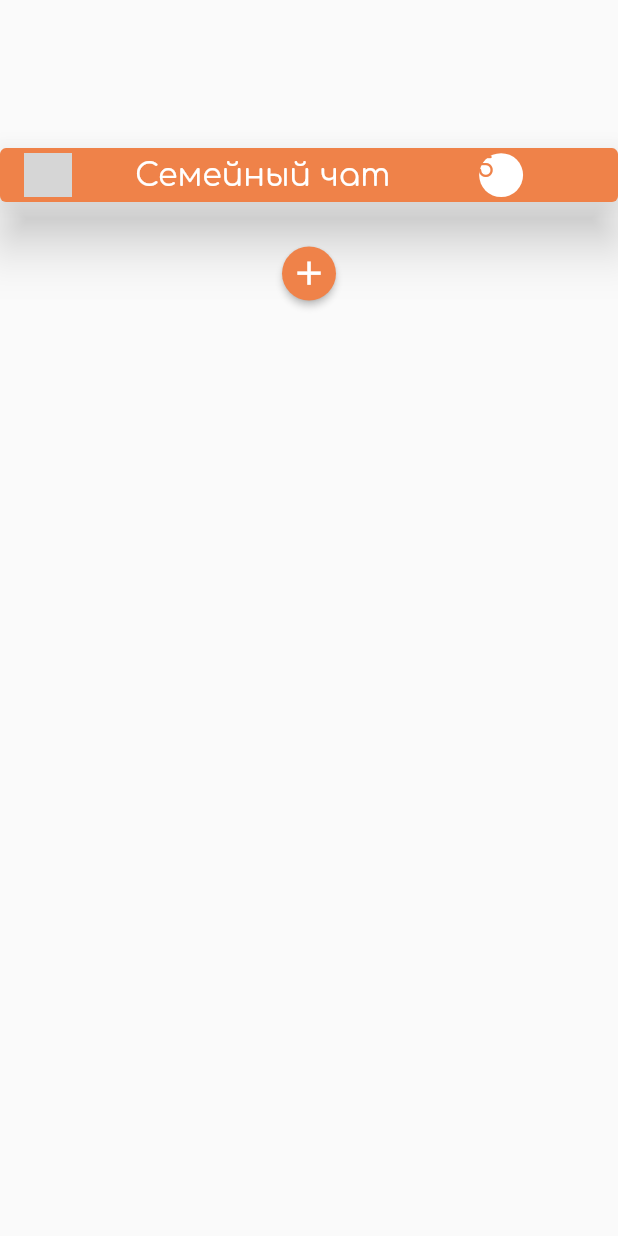
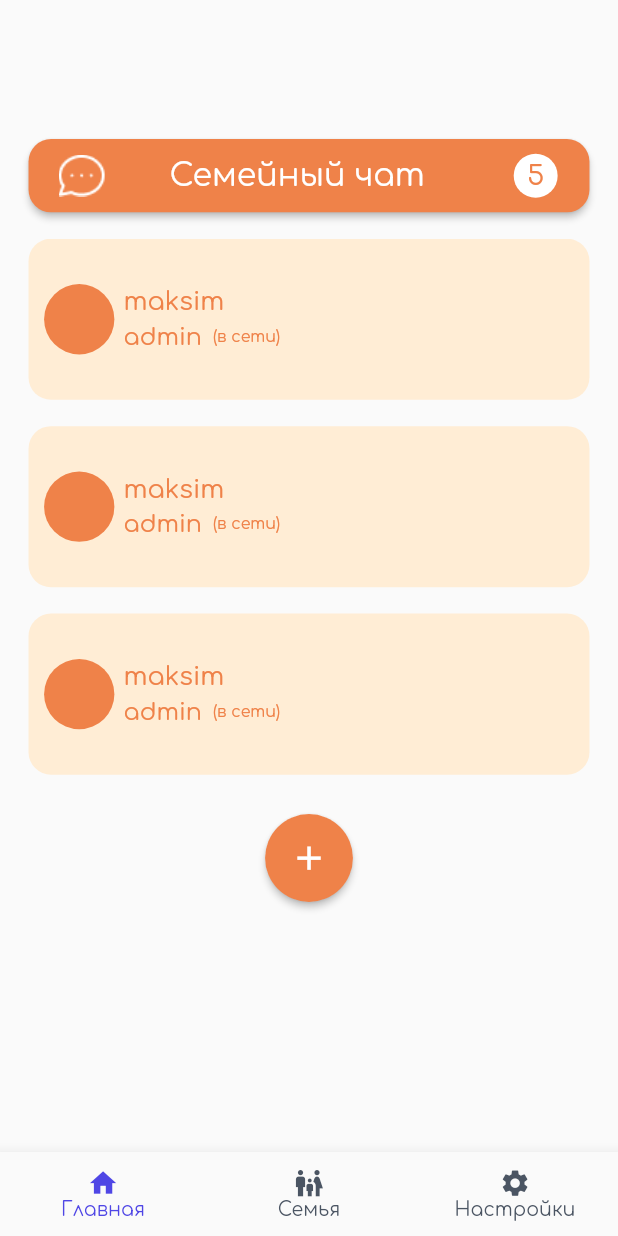
Before and after one commit to MaksimSnopkov/tudu, a Flutter app: the FamilyPage screen opened directly, on a phone screen of 412 x 824 dp. Run offline on Flutter 3.47's test engine with Material 3 defaults, Android fonts, the phone set to English and light mode, and no system bars; our stand-ins replace bloc, equatable, firebase_auth, firebase_core, flutter_screenutil, get_it and 2 more; accounts and stored records are empty; grey boxes are pictures that could not be loaded.

Commit message:
feat: Enhance family page with participants panel and bottom navigation; update chat button style and functionality

```diff
--- a/lib/features/family/presentation/pages/family_page/family_page.dart
+++ b/lib/features/family/presentation/pages/family_page/family_page.dart
@@ -1,6 +1,8 @@
 import 'package:flutter/material.dart';
 import 'package:flutter_screenutil/flutter_screenutil.dart';
 import 'package:tudu/features/family/presentation/pages/family_page/widgets/family_chat_button.dart';
+import 'package:tudu/features/family/presentation/pages/family_page/widgets/family_participants.dart';
+import 'package:tudu/features/home/presentation/widgets/app_bottom_navigation_bar.dart';
 
 class FamilyPage extends StatelessWidget {
   const FamilyPage({super.key});
@@ -16,13 +18,21 @@ class FamilyPage extends StatelessWidget {
           SizedBox(height: 95.h),
           FamilyChatButton(chatCountMessages: 5),
           SizedBox(height: 18.h),
+          FamilyParticipants(),
+          SizedBox(height: 18.h),
           ElevatedButton(
             onPressed: addNewFamilyParticipants,
-            style: ElevatedButton.styleFrom(backgroundColor: Color(0xFFEF8249), shape: const CircleBorder()),
+            style: ElevatedButton.styleFrom(
+              backgroundColor: Color(0xFFEF8249),
+              shape: const CircleBorder(),
+              minimumSize: Size(60.w, 60.h),
+              maximumSize: Size(60.w, 60.h),
+            ),
             child: Icon(Icons.add, size: 25.sp),
           ),
         ],
       ),
+      bottomNavigationBar: AppBottomNavigationBar(),
     );
   }
 }
--- a/lib/features/family/presentation/pages/family_page/widgets/family_chat_button.dart
+++ b/lib/features/family/presentation/pages/family_page/widgets/family_chat_button.dart
@@ -16,10 +16,16 @@ class _FamilyChatButtonState extends State<FamilyChatButton> {
   Widget build(BuildContext context) {
     return ElevatedButton(
       onPressed: () {},
-      style: ElevatedButton.styleFrom(elevation: 15.r, backgroundColor: Color(0xFFEF8249)),
+      style: ElevatedButton.styleFrom(
+        minimumSize: Size(354.w, 50.h),
+        maximumSize: Size(354.w, 50.h),
+        backgroundColor: Color(0xFFEF8249),
+        shape: RoundedRectangleBorder(borderRadius: BorderRadius.circular(15)),
+      ),
       child: Row(
+        mainAxisAlignment: MainAxisAlignment.center,
         children: [
-          Image.asset("assets/icons/family.png", width: 30.w, height: 30.h),
+          Image.asset("assets/icons/chat.png", width: 30.w, height: 30.h),
           SizedBox(width: 40.w),
           Text(
             "Семейный чат",
@@ -30,9 +36,11 @@ class _FamilyChatButtonState extends State<FamilyChatButton> {
             decoration: BoxDecoration(shape: BoxShape.circle, color: Colors.white),
             width: 30.w,
             height: 30.h,
-            child: Text(
-              widget.chatCountMessages.toString(),
-              style: AppStyles.taskText.copyWith(fontSize: 17.sp, color: Color(0xFFEF8249)),
+            child: Center(
+              child: Text(
+                widget.chatCountMessages.toString(),
+                style: AppStyles.taskText.copyWith(fontSize: 17.sp, color: Color(0xFFEF8249)),
+              ),
             ),
           ),
         ],
--- a/lib/features/family/presentation/pages/family_page/widgets/family_participants.dart
+++ b/lib/features/family/presentation/pages/family_page/widgets/family_participants.dart
@@ -1,4 +1,5 @@
 import 'package:flutter/material.dart';
+import 'package:flutter_screenutil/flutter_screenutil.dart';
 import 'package:tudu/features/family/presentation/pages/family_page/widgets/participants_panel.dart';
 
 class FamilyParticipants extends StatelessWidget {
@@ -8,9 +9,11 @@ class FamilyParticipants extends StatelessWidget {
   Widget build(BuildContext context) {
     return SizedBox(
       height: 366,
-      child: ListView.builder(
+      child: ListView.separated(
         itemCount: 5,
-        itemBuilder: (context, index) => ParticipantsPanel(userName: 'maksim', userRole: 'admin'),
+        separatorBuilder: (_, __) => SizedBox(height: 18.h),
+        padding: EdgeInsets.symmetric(horizontal: 18.w),
+        itemBuilder: (context, index) => ParticipantsPanel(userName: 'maksim', userRole: 'admin', inOnline: true),
       ),
     );
   }
--- a/lib/features/family/presentation/pages/family_page/widgets/participants_panel.dart
+++ b/lib/features/family/presentation/pages/family_page/widgets/participants_panel.dart
@@ -3,10 +3,11 @@ import 'package:flutter_screenutil/flutter_screenutil.dart';
 import 'package:tudu/config/styles.dart';
 
 class ParticipantsPanel extends StatelessWidget {
-  const ParticipantsPanel({super.key, required this.userName, required this.userRole});
+  const ParticipantsPanel({super.key, required this.userName, required this.userRole, required this.inOnline});
 
   final String userName;
   final String userRole;
+  final bool inOnline;
 
   @override
   Widget build(BuildContext context) {
@@ -16,22 +17,39 @@ class ParticipantsPanel extends StatelessWidget {
       decoration: BoxDecoration(color: Color(0xFFFFEDD5), borderRadius: BorderRadius.circular(15)),
       child: Row(
         children: [
+          SizedBox(width: 8.w),
           Container(
-            decoration: BoxDecoration(shape: BoxShape.circle),
+            decoration: BoxDecoration(shape: BoxShape.circle, color: Color(0xFFEF8249)),
+
             width: 48.w,
             height: 48.h,
           ),
           SizedBox(width: 4.w),
           Column(
+            mainAxisAlignment: MainAxisAlignment.center,
+            crossAxisAlignment: CrossAxisAlignment.start,
             children: [
               Text(
                 userName,
                 style: AppStyles.taskText.copyWith(color: Color(0xFFEF8249), fontSize: 16.sp),
+                textAlign: TextAlign.start,
               ),
               SizedBox(height: 5.h),
-              Text(
-                userRole,
-                style: AppStyles.taskText.copyWith(color: Color(0xFFEF8249), fontSize: 15.sp),
+              Row(
+                mainAxisAlignment: MainAxisAlignment.center,
+                crossAxisAlignment: CrossAxisAlignment.center,
+                children: [
+                  Text(
+                    userRole,
+                    style: AppStyles.taskText.copyWith(color: Color(0xFFEF8249), fontSize: 15.sp),
+                    textAlign: TextAlign.start,
+                  ),
+                  SizedBox(width: 7.w),
+                  Text(
+                    inOnline ? "(в сети)" : "(не в сети)",
+                    style: AppStyles.taskText.copyWith(color: Color(0xFFEF8249), fontSize: 10.sp),
+                  ),
+                ],
               ),
             ],
           ),
--- a/lib/features/home/presentation/pages/widgets/base_buttons_widget/widgets/calendar/calendar_widget/calendar_container.dart
+++ b/lib/features/home/presentation/pages/widgets/base_buttons_widget/widgets/calendar/calendar_widget/calendar_container.dart
@@ -10,10 +10,10 @@ class CalendarContainer extends StatefulWidget {
   State<CalendarContainer> createState() => _CalendarContainerState();
 }
 
+//TODO: перекодить
 class _CalendarContainerState extends State<CalendarContainer> {
   final ValueNotifier<DateTime> focusedDayNotifier = ValueNotifier(DateTime.now());
 
-  /// ✅ Переменная выбранного месяца
   late String selected;
 
   /// Список месяцев
@@ -52,14 +52,12 @@ class _CalendarContainerState extends State<CalendarContainer> {
   void onPreviousMonth() {
     final newDate = DateTime(focusedDayNotifier.value.year, focusedDayNotifier.value.month - 1, 1);
     focusedDayNotifier.value = newDate;
-    selected = months[newDate.month - 1];
     setState(() {});
   }
 
   void onNextMonth() {
     final newDate = DateTime(focusedDayNotifier.value.year, focusedDayNotifier.value.month + 1, 1);
     focusedDayNotifier.value = newDate;
-    selected = months[newDate.month - 1];
     setState(() {});
   }
 
--- a/lib/features/home/presentation/pages/widgets/base_buttons_widget/widgets/calendar/calendar_widget/calendar_widget.dart
+++ b/lib/features/home/presentation/pages/widgets/base_buttons_widget/widgets/calendar/calendar_widget/calendar_widget.dart
@@ -11,6 +11,7 @@ class CalendarWidget extends StatefulWidget {
   State<CalendarWidget> createState() => _CalendarWidgetState();
 }
 
+//TODO: перекодить
 List<DateTime> generateCalendarDays(DateTime focusedDay) {
   final firstDayOfMonth = DateTime(focusedDay.year, focusedDay.month, 1);
   final startDate = firstDayOfMonth.subtract(const Duration(days: 2));
--- a/lib/features/home/presentation/widgets/app_bottom_navigation_bar.dart
+++ b/lib/features/home/presentation/widgets/app_bottom_navigation_bar.dart
@@ -1,6 +1,9 @@
 import 'package:flutter/material.dart';
 import 'package:flutter_screenutil/flutter_screenutil.dart';
 import 'package:tudu/config/styles.dart';
+import 'package:tudu/features/family/presentation/pages/family_page/family_page.dart';
+import 'package:tudu/features/home/presentation/pages/home_page/home_page.dart';
+import 'package:tudu/utils/routes/routes.dart';
 
 class AppBottomNavigationBar extends StatefulWidget {
   const AppBottomNavigationBar({super.key});
@@ -21,9 +24,9 @@ class _AppBottomNavigationBarState extends State<AppBottomNavigationBar> {
           _currentIndex = value;
 
           if (value == 0) {
-            Navigator.pushNamed(context, '/home');
+            Navigator.pushNamed(context, route(HomePage));
           } else if (value == 1) {
-            Navigator.pushNamed(context, '/family');
+            Navigator.pushNamed(context, route(FamilyPage));
           } else if (value == 2) {
             Navigator.pushNamed(context, '/settings');
           }
--- a/lib/utils/routes/routes_name.dart
+++ b/lib/utils/routes/routes_name.dart
@@ -1,6 +1,7 @@
 import 'package:flutter/material.dart';
 import 'package:tudu/features/auth/presentation/pages/login_page/login_page.dart';
 import 'package:tudu/features/auth/presentation/pages/register_page/register_page.dart';
+import 'package:tudu/features/family/presentation/pages/family_page/family_page.dart';
 import 'package:tudu/features/home/presentation/pages/home_page/home_page.dart';
 import 'package:tudu/utils/routes/routes.dart';
 
@@ -9,6 +10,7 @@ Map<String, WidgetBuilder> generateRoutes() {
     route(HomePage): (_) => const HomePage(),
     route(RegisterPage): (_) => RegisterPage(),
     route(LoginPage): (_) => LoginPage(),
+    route(FamilyPage): (_) => FamilyPage(),
   };
 }
 
--- a/pubspec.yaml
+++ b/pubspec.yaml
@@ -37,5 +37,5 @@ dev_dependencies:
 
 flutter:
   uses-material-design: true
-assets:
-    - assets/images/icons/
+  assets:
+    - assets/icons/
```
